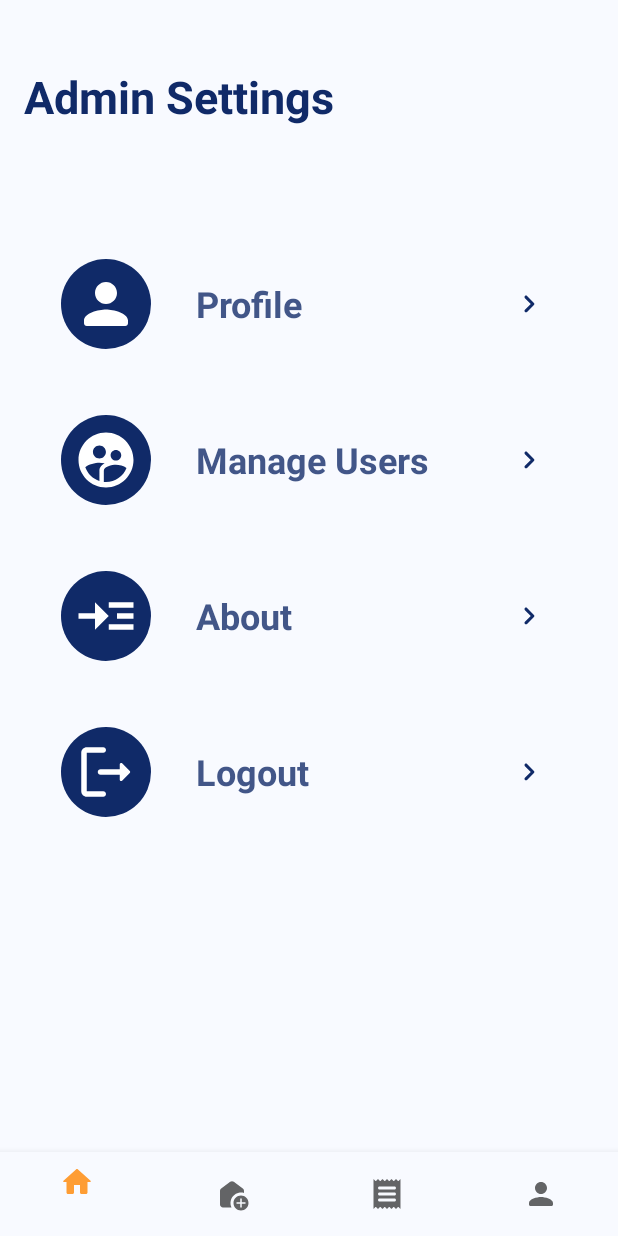
After one commit to sevenwhiteclouds/happydays, an Android app: the fragment AccountSettingsAdminFragment placed in its activity, on a phone screen of 412 x 824 dp. The commit adds this screen. Run offline under Robolectric (Android 15) with nearby library versions, the phone set to English and light mode, and no system bars; our stand-ins replace Room's generated code.

Commit message:
admin settings mostly done, just need manage users

```diff
--- a/app/src/main/java/com/kdub/happydays/AboutFragment.java
+++ b/app/src/main/java/com/kdub/happydays/AboutFragment.java
@@ -1,5 +1,8 @@
 package com.kdub.happydays;
 
+import static android.content.Context.MODE_PRIVATE;
+
+import android.content.SharedPreferences;
 import android.os.Bundle;
 
 import androidx.fragment.app.Fragment;
@@ -15,8 +18,11 @@ public class AboutFragment extends Fragment {
   @Override
   public View onCreateView(LayoutInflater inflater, ViewGroup container,
                            Bundle savedInstanceState) {
-    // Inflate the layout for this fragment
     View view = inflater.inflate(R.layout.fragment_about, container, false);
+
+    SharedPreferences preferences = getActivity().getSharedPreferences("session", MODE_PRIVATE);
+
+    boolean isAdmin = preferences.getBoolean("isAdmin", false);
 
     Button back = view.findViewById(R.id.back_button_about);
 
@@ -24,7 +30,12 @@ public class AboutFragment extends Fragment {
       @Override
       public void onClick(View view) {
         FragmentTransaction fragment = getActivity().getSupportFragmentManager().beginTransaction();
-        fragment.replace(R.id.frame_layout_normal, new AccountSettingsFragment());
+        if (isAdmin) {
+          fragment.replace(R.id.frame_layout_admin, new AccountSettingsAdminFragment());
+        }
+        else {
+          fragment.replace(R.id.frame_layout_normal, new AccountSettingsFragment());
+        }
         fragment.commit();
       }
     });
--- /dev/null
+++ b/app/src/main/java/com/kdub/happydays/AccountSettingsAdminFragment.java
@@ -0,0 +1,76 @@
+package com.kdub.happydays;
+
+import android.content.Context;
+import android.content.Intent;
+import android.content.SharedPreferences;
+import android.os.Bundle;
+
+import androidx.fragment.app.Fragment;
+import androidx.fragment.app.FragmentTransaction;
+
+import android.view.LayoutInflater;
+import android.view.View;
+import android.view.ViewGroup;
+import android.view.accessibility.AccessibilityManager;
+import android.widget.RelativeLayout;
+import android.widget.Toast;
+
+public class AccountSettingsAdminFragment extends Fragment {
+  @Override
+  public View onCreateView(LayoutInflater inflater, ViewGroup container,
+                           Bundle savedInstanceState) {
+    View view = inflater.inflate(R.layout.fragment_account_settings_admin, container, false);
+
+    RelativeLayout profileButton = view.findViewById(R.id.profile_button_layout_admin);
+    RelativeLayout aboutButton = view.findViewById(R.id.about_button_layout_admin);
+    RelativeLayout logOutButton = view.findViewById(R.id.logout_button_layout_admin);
+    RelativeLayout manageUsersButton = view.findViewById(R.id.manage_users_button_layout_admin);
+
+    profileButton.setOnClickListener(new View.OnClickListener() {
+      @Override
+      public void onClick(View view) {
+        fragmentSwitch(new ProfileFragment());
+      }
+    });
+
+    manageUsersButton.setOnClickListener(new View.OnClickListener() {
+      @Override
+      public void onClick(View view) {
+        // TODO: write the action to see all users
+        Toast.makeText(getContext(), "not yet implemented", Toast.LENGTH_SHORT).show();
+      }
+    });
+
+
+    aboutButton.setOnClickListener(new View.OnClickListener() {
+      @Override
+      public void onClick(View view) {
+        fragmentSwitch(new AboutFragment());
+      }
+    });
+
+    logOutButton.setOnClickListener(new View.OnClickListener() {
+      @Override
+      public void onClick(View view) {
+        // code to logout here
+        SharedPreferences mPreferences = getActivity().getSharedPreferences("session", Context.MODE_PRIVATE);
+        SharedPreferences.Editor mEditor = mPreferences.edit();
+        mEditor.clear();
+        mEditor.commit();
+
+        Intent intent = new Intent(getActivity(), MainActivity.class);
+        intent.addFlags(Intent.FLAG_ACTIVITY_NEW_TASK);
+        intent.addFlags(Intent.FLAG_ACTIVITY_CLEAR_TASK);
+        startActivity(intent);
+      }
+    });
+
+    return view;
+  }
+
+  private void fragmentSwitch(Fragment switchHere) {
+    FragmentTransaction fragment = getActivity().getSupportFragmentManager().beginTransaction();
+    fragment.replace(R.id.frame_layout_admin, switchHere);
+    fragment.commit();
+  }
+}
--- a/app/src/main/java/com/kdub/happydays/LandingPageActivity.java
+++ b/app/src/main/java/com/kdub/happydays/LandingPageActivity.java
@@ -26,7 +26,6 @@ public class LandingPageActivity extends AppCompatActivity {
     setContentView(mActivityLandingPageBinding.getRoot());
 
     mActivityLandingPageBinding.bottomNavigationView.setOnItemSelectedListener(item -> {
-
       switch (item.getItemId()) {
         case R.id.home: {
           replaceFragment(new HomeFragment());
--- a/app/src/main/java/com/kdub/happydays/LandingPageAdminActivity.java
+++ b/app/src/main/java/com/kdub/happydays/LandingPageAdminActivity.java
@@ -24,11 +24,11 @@ public class LandingPageAdminActivity extends AppCompatActivity {
     getDatabase();
 
     super.onCreate(savedInstanceState);
+    // TODO: write the initial replace fragment to the admin home
     mActivityLandingPageAdminBinding = ActivityLandingPageAdminBinding.inflate(getLayoutInflater());
     setContentView(mActivityLandingPageAdminBinding.getRoot());
 
     mActivityLandingPageAdminBinding.bottomNavigationViewAdmin.setOnItemSelectedListener(item -> {
-
       switch (item.getItemId()) {
         case R.id.home_admin: {
           // TODO: add the code for home
@@ -43,7 +43,7 @@ public class LandingPageAdminActivity extends AppCompatActivity {
           break;
         }
         case R.id.account_settings_admin: {
-          // TODO: add the code for account settings
+          replaceFragment(new AccountSettingsAdminFragment());
           break;
         }
       }
--- a/app/src/main/java/com/kdub/happydays/ProfileFragment.java
+++ b/app/src/main/java/com/kdub/happydays/ProfileFragment.java
@@ -29,7 +29,7 @@ public class ProfileFragment extends Fragment {
     // Inflate the layout for this fragment
     View view = inflater.inflate(R.layout.fragment_profile, container, false);
 
-    HappyDAO mLoginDao = Room.databaseBuilder(getActivity(), AppDataBase.class, AppDataBase.DATABASE_NAME)
+    HappyDAO happyDAO = Room.databaseBuilder(getActivity(), AppDataBase.class, AppDataBase.DATABASE_NAME)
       .allowMainThreadQueries().build().happyDAO();
 
     EditText firstName = view.findViewById(R.id.show_change_first_name);
@@ -39,8 +39,9 @@ public class ProfileFragment extends Fragment {
     SharedPreferences preferences = getActivity().getSharedPreferences("session", MODE_PRIVATE);
 
     int userId = preferences.getInt("userId", 0);
+    boolean isAdmin = preferences.getBoolean("isAdmin", false);
 
-    user = mLoginDao.getUserByUserId(userId);
+    user = happyDAO.getUserByUserId(userId);
 
     Button back = view.findViewById(R.id.back_button_profile);
     Button saveChanges = view.findViewById(R.id.save_button_profile);
@@ -53,7 +54,16 @@ public class ProfileFragment extends Fragment {
       @Override
       public void onClick(View view) {
         FragmentTransaction fragment = getActivity().getSupportFragmentManager().beginTransaction();
-        fragment.replace(R.id.frame_layout_normal, new AccountSettingsFragment());
+
+        // feels like duck tape work but this is so that i can use this same profile fragment
+        // and return to the correct fragment
+        if (isAdmin) {
+          fragment.replace(R.id.frame_layout_admin, new AccountSettingsAdminFragment());
+        }
+        else {
+          fragment.replace(R.id.frame_layout_normal, new AccountSettingsFragment());
+        }
+
         fragment.commit();
       }
     });
@@ -69,11 +79,20 @@ public class ProfileFragment extends Fragment {
         user.setLastName(lastName.getText().toString());
         user.setPassword(passWord.getText().toString());
 
-        mLoginDao.update(user);
+        happyDAO.update(user);
 
         Toast.makeText(getActivity(), "Happy Days! Changes have been saved. :)", Toast.LENGTH_SHORT).show();
         FragmentTransaction fragment = getActivity().getSupportFragmentManager().beginTransaction();
-        fragment.replace(R.id.frame_layout_normal, new AccountSettingsFragment());
+
+        // feels like duck tape work but this is so that i can use this same profile fragment
+        // and return to the correct fragment
+        if (isAdmin) {
+          fragment.replace(R.id.frame_layout_admin, new AccountSettingsAdminFragment());
+        }
+        else {
+          fragment.replace(R.id.frame_layout_normal, new AccountSettingsFragment());
+        }
+
         fragment.commit();
       }
     });
--- /dev/null
+++ b/app/src/main/res/drawable/ic_round_supervised_user_circle_24.xml
@@ -0,0 +1,5 @@
+<vector android:height="24dp" android:tint="#FFFFFF"
+    android:viewportHeight="24" android:viewportWidth="24"
+    android:width="24dp" xmlns:android="http://schemas.android.com/apk/res/android">
+    <path android:fillColor="@android:color/white" android:pathData="M12,2C6.48,2 2,6.48 2,12s4.48,10 10,10 10,-4.48 10,-10S17.52,2 12,2zM15.61,8.34c1.07,0 1.93,0.86 1.93,1.93s-0.86,1.93 -1.93,1.93 -1.93,-0.86 -1.93,-1.93c-0.01,-1.07 0.86,-1.93 1.93,-1.93zM9.61,6.76c1.3,0 2.36,1.06 2.36,2.36s-1.06,2.36 -2.36,2.36 -2.36,-1.06 -2.36,-2.36c0,-1.31 1.05,-2.36 2.36,-2.36zM9.61,15.89v3.75c-2.4,-0.75 -4.3,-2.6 -5.14,-4.96 1.05,-1.12 3.67,-1.69 5.14,-1.69 0.53,0 1.2,0.08 1.9,0.22 -1.64,0.87 -1.9,2.02 -1.9,2.68zM12,20c-0.27,0 -0.53,-0.01 -0.79,-0.04v-4.07c0,-1.42 2.94,-2.13 4.4,-2.13 1.07,0 2.92,0.39 3.84,1.15C18.28,17.88 15.39,20 12,20z"/>
+</vector>
--- /dev/null
+++ b/app/src/main/res/layout/fragment_account_settings_admin.xml
@@ -0,0 +1,197 @@
+<?xml version="1.0" encoding="utf-8"?>
+<androidx.constraintlayout.widget.ConstraintLayout xmlns:android="http://schemas.android.com/apk/res/android"
+    xmlns:app="http://schemas.android.com/apk/res-auto"
+    xmlns:tools="http://schemas.android.com/tools"
+    android:layout_width="match_parent"
+    android:layout_height="match_parent"
+    android:layout_gravity="center"
+    tools:context=".AccountSettingsAdminFragment" >
+
+    <TextView
+        android:id="@+id/settings_title_header_admin"
+        android:layout_width="wrap_content"
+        android:layout_height="wrap_content"
+        android:layout_marginStart="16dp"
+        android:layout_marginTop="44dp"
+        android:layout_marginEnd="133dp"
+        android:text="Admin Settings"
+        android:textColor="@color/third"
+        android:textSize="30sp"
+        android:textStyle="bold"
+        app:layout_constraintEnd_toEndOf="parent"
+        app:layout_constraintHorizontal_bias="0.0"
+        app:layout_constraintStart_toStartOf="parent"
+        app:layout_constraintTop_toTopOf="parent" />
+
+    <RelativeLayout
+        android:id="@+id/profile_button_layout_admin"
+        android:layout_width="331dp"
+        android:layout_height="0dp"
+        android:layout_marginTop="88dp"
+        android:clickable="true"
+        app:layout_constraintEnd_toEndOf="parent"
+        app:layout_constraintStart_toStartOf="parent"
+        app:layout_constraintTop_toBottomOf="@+id/settings_title_header_admin">
+
+        <ImageView
+            android:id="@+id/profile_button_icon_admin"
+            android:layout_width="60dp"
+            android:layout_height="60dp"
+            android:background="@drawable/round_button_background"
+            android:clickable="false"
+            android:padding="8dp"
+            android:src="@drawable/ic_round_person_white_24" />
+
+        <TextView
+            android:id="@+id/profile_button_text_admin"
+            android:layout_width="200dp"
+            android:layout_height="wrap_content"
+            android:layout_centerVertical="true"
+            android:layout_marginStart="30dp"
+            android:layout_toEndOf="@id/profile_button_icon_admin"
+            android:alpha="0.79"
+            android:clickable="false"
+            android:text="Profile"
+            android:textColor="@color/third"
+            android:textSize="24sp"
+            android:textStyle="bold" />
+
+        <ImageView
+            android:layout_width="wrap_content"
+            android:layout_height="wrap_content"
+            android:layout_centerVertical="true"
+            android:layout_marginStart="10dp"
+            android:layout_toEndOf="@id/profile_button_text_admin"
+            android:clickable="false"
+            android:src="@drawable/ic_round_chevron_right_24" />
+    </RelativeLayout>
+
+    <RelativeLayout
+        android:id="@+id/manage_users_button_layout_admin"
+        android:layout_width="331dp"
+        android:layout_height="0dp"
+        android:layout_marginTop="44dp"
+        app:layout_constraintEnd_toEndOf="parent"
+        app:layout_constraintStart_toStartOf="parent"
+        app:layout_constraintTop_toBottomOf="@id/profile_button_layout_admin">
+
+        <ImageView
+            android:id="@+id/manage_users_button_icon_admin"
+            android:layout_width="60dp"
+            android:layout_height="60dp"
+            android:background="@drawable/round_button_background"
+            android:padding="8dp"
+            android:src="@drawable/ic_round_supervised_user_circle_24" />
+
+        <TextView
+            android:id="@+id/manage_users_button_icon_button_text_admin"
+            android:layout_width="200dp"
+            android:layout_height="wrap_content"
+            android:layout_centerVertical="true"
+            android:layout_marginStart="30dp"
+            android:layout_toEndOf="@id/manage_users_button_icon_admin"
+            android:alpha="0.79"
+            android:text="Manage Users"
+            android:textColor="@color/third"
+            android:textSize="24sp"
+            android:textStyle="bold" />
+
+        <ImageView
+            android:layout_width="wrap_content"
+            android:layout_height="wrap_content"
+            android:layout_centerVertical="true"
+            android:layout_marginStart="10dp"
+            android:layout_toEndOf="@id/manage_users_button_icon_button_text_admin"
+            android:src="@drawable/ic_round_chevron_right_24" />
+    </RelativeLayout>
+
+    <!-- about button here -->
+    <RelativeLayout
+        android:id="@+id/about_button_layout_admin"
+        android:layout_width="331dp"
+        android:layout_height="0dp"
+        android:layout_marginTop="44dp"
+        android:clickable="true"
+        app:layout_constraintEnd_toEndOf="parent"
+        app:layout_constraintStart_toStartOf="parent"
+        app:layout_constraintTop_toBottomOf="@id/manage_users_button_layout_admin">
+
+        <ImageView
+            android:id="@+id/about_button_icon_admin"
+            android:layout_width="60dp"
+            android:layout_height="60dp"
+            android:background="@drawable/round_button_background"
+            android:clickable="false"
+            android:padding="8dp"
+            android:src="@drawable/ic_outline_read_more_24" />
+
+        <TextView
+            android:id="@+id/about_button_text_admin"
+            android:layout_width="200dp"
+            android:layout_height="wrap_content"
+            android:layout_centerVertical="true"
+            android:layout_marginStart="30dp"
+            android:layout_toEndOf="@id/about_button_icon_admin"
+            android:alpha="0.79"
+            android:clickable="false"
+            android:text="About"
+            android:textColor="@color/third"
+            android:textSize="24sp"
+            android:textStyle="bold" />
+
+        <ImageView
+            android:layout_width="wrap_content"
+            android:layout_height="wrap_content"
+            android:layout_centerVertical="true"
+            android:layout_marginStart="10dp"
+            android:layout_toEndOf="@id/about_button_text_admin"
+            android:clickable="false"
+            android:src="@drawable/ic_round_chevron_right_24" />
+
+    </RelativeLayout>
+
+    <!-- logout button here -->
+    <RelativeLayout
+        android:id="@+id/logout_button_layout_admin"
+        android:layout_width="331dp"
+        android:layout_height="0dp"
+        android:layout_marginTop="44dp"
+        android:clickable="true"
+        app:layout_constraintEnd_toEndOf="parent"
+        app:layout_constraintStart_toStartOf="parent"
+        app:layout_constraintTop_toBottomOf="@id/about_button_layout_admin">
+
+        <ImageView
+            android:id="@+id/logout_button_icon_admin"
+            android:layout_width="60dp"
+            android:layout_height="60dp"
+            android:background="@drawable/round_button_background"
+            android:clickable="false"
+            android:padding="8dp"
+            android:src="@drawable/ic_round_logout_24" />
+
+        <TextView
+            android:id="@+id/logout_button_text_admin"
+            android:layout_width="200dp"
+            android:layout_height="wrap_content"
+            android:layout_centerVertical="true"
+            android:layout_marginStart="30dp"
+            android:layout_toEndOf="@id/logout_button_icon_admin"
+            android:alpha="0.79"
+            android:clickable="false"
+            android:text="Logout"
+            android:textColor="@color/third"
+            android:textSize="24sp"
+            android:textStyle="bold" />
+
+        <ImageView
+            android:layout_width="wrap_content"
+            android:layout_height="wrap_content"
+            android:layout_centerVertical="true"
+            android:layout_marginStart="10dp"
+            android:layout_toEndOf="@id/logout_button_text_admin"
+            android:clickable="false"
+            android:src="@drawable/ic_round_chevron_right_24" />
+    </RelativeLayout>
+
+</androidx.constraintlayout.widget.ConstraintLayout>
--- a/app/src/main/res/values/strings.xml
+++ b/app/src/main/res/values/strings.xml
@@ -25,4 +25,6 @@
     <string name="attachment_summary_on">Automatically download attachments for incoming emails
     </string>
     <string name="attachment_summary_off">Only download attachments when manually requested</string>
+    <!-- TODO: Remove or change this placeholder text -->
+    <string name="hello_blank_fragment">Hello blank fragment</string>
 </resources>
```
